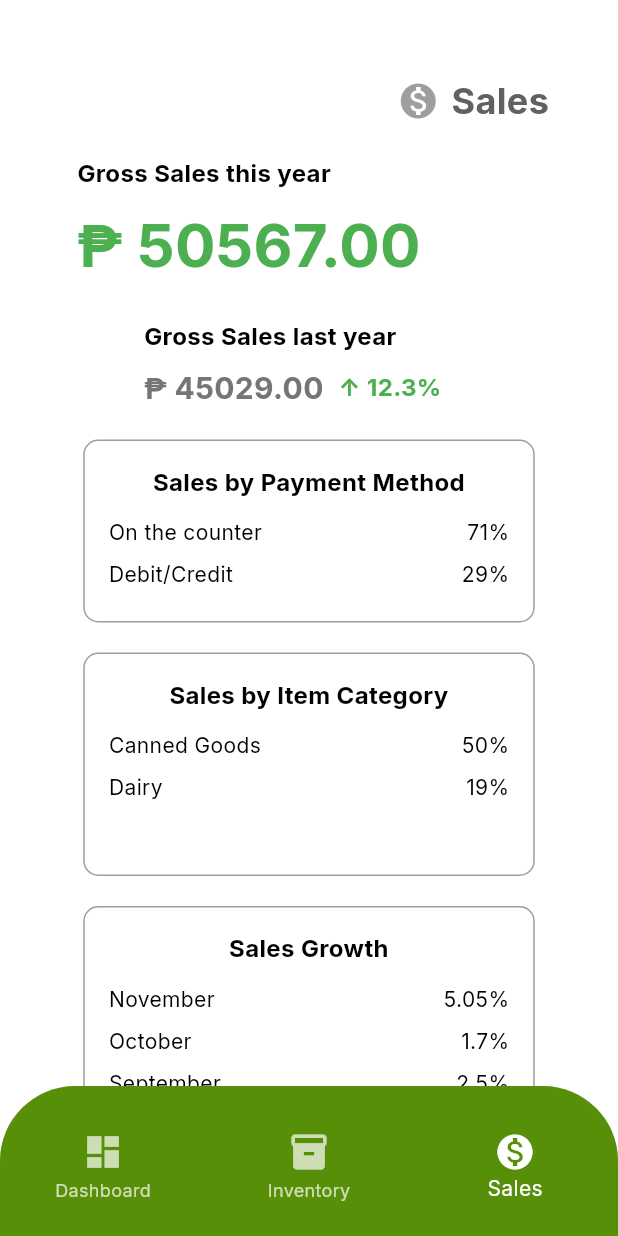
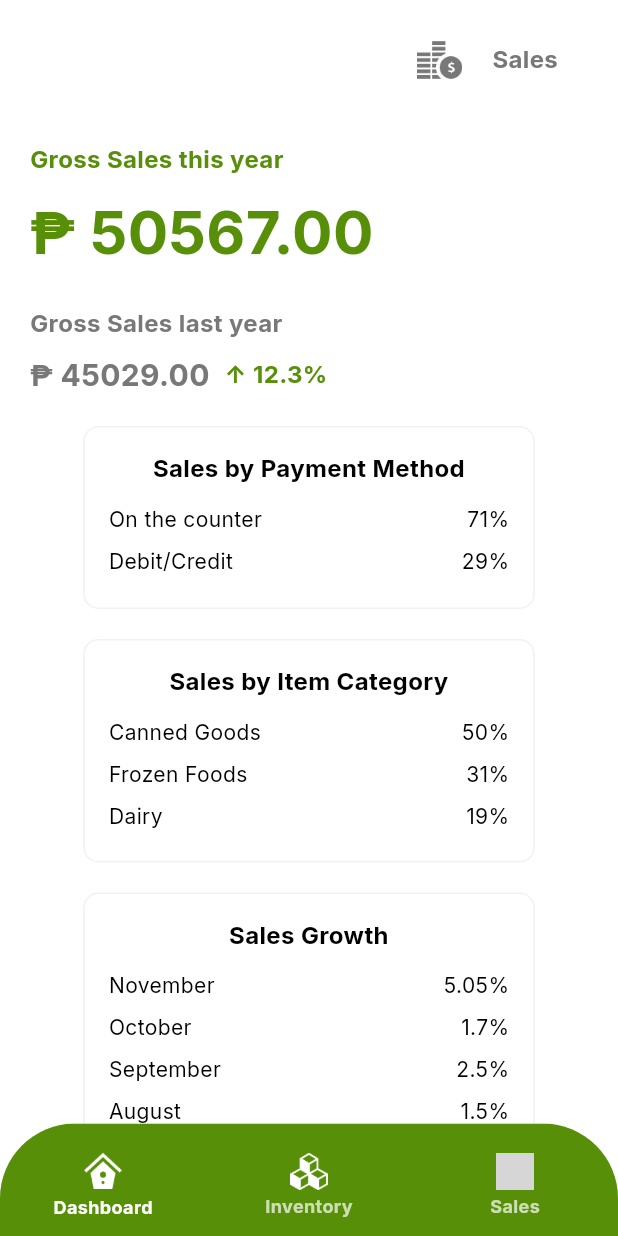
Before and after one commit to keanedalisay/cc206_benta, a Flutter app: the Sales screen opened by its route, on a phone screen of 412 x 824 dp. Run offline on Flutter 3.47's test engine with Material 3 defaults, Android fonts, the phone set to English and light mode, and no system bars; our stand-ins replace auto_size_text, email_validator, firebase_auth, firebase_core, image_picker, shared_preferences and 1 more; missing offline and left inert: flutter_barcode_scanner; accounts and stored records are empty; grey boxes are pictures that could not be loaded.

Commit message:
Refactor layout and colors of sales view

```diff
--- a/lib/src/features/dashboard/sales.dart
+++ b/lib/src/features/dashboard/sales.dart
@@ -1,3 +1,5 @@
+import 'package:cc206_benta/src/shared-components/custom-widgets/dashboard-bottom-nav-bar.dart';
+import 'package:cc206_benta/src/shared-components/custom-widgets/general-top-nav-label.dart';
 import 'package:flutter/material.dart';
 
 class Sales extends StatefulWidget {
@@ -18,6 +20,7 @@ class _SalesState extends State<Sales> {
 
   final List<Map<String, String>> salesByItemCategory = [
     {'label': 'Canned Goods', 'value': '50%'},
+    {'label': 'Frozen Foods', 'value': '31%'},
     {'label': 'Dairy', 'value': '19%'},
   ];
 
@@ -47,40 +50,19 @@ class _SalesState extends State<Sales> {
     return Scaffold(
       backgroundColor: Colors.white,
       body: SingleChildScrollView(
-        child: Padding(
-          padding: const EdgeInsets.symmetric(horizontal: 16.0),
+        child: Container(
+          margin: EdgeInsets.only(bottom: 50),
+          padding: const EdgeInsets.symmetric(horizontal: 20.0),
           child: Column(
             crossAxisAlignment: CrossAxisAlignment.center,
             children: [
-              const SizedBox(height: 40),
-              Padding(
-                padding: const EdgeInsets.only(top: 10.0, right: 30.0),
-                child: Row(
-                  mainAxisAlignment: MainAxisAlignment.spaceBetween,
-                  children: [
-                    const SizedBox(width: 24),
-                    Row(
-                      children: [
-                        const Icon(Icons.monetization_on, color: Colors.grey, size: 28),
-                        const SizedBox(width: 8),
-                        Text(
-                          'Sales',
-                          style: TextStyle(
-                            fontSize: 24,
-                            fontWeight: FontWeight.bold,
-                            color: Colors.grey[700],
-                          ),
-                        ),
-                      ],
-                    ),
-                  ],
-                ),
-              ),
+              GeneralTopNavLabel(label: 'Sales', iconName: 'stack-of-coins-grey.png'),
               const SizedBox(height: 20),
               // Gross Sales this year
-              Padding(
-                padding: const EdgeInsets.only(right: 80.0),
+              Container(
+                width: double.infinity,
                 child: Column(
+                  mainAxisAlignment: MainAxisAlignment.start,
                   crossAxisAlignment: CrossAxisAlignment.start,
                   children: [
                     const Text(
@@ -89,7 +71,7 @@ class _SalesState extends State<Sales> {
                         fontFamily: 'Inter',
                         fontSize: 16,
                         fontWeight: FontWeight.w700,
-                        color: Colors.black,
+                        color: Color(0xFF579008),
                       ),
                     ),
                     const SizedBox(height: 8),
@@ -99,7 +81,7 @@ class _SalesState extends State<Sales> {
                         fontFamily: 'Inter',
                         fontSize: 40,
                         fontWeight: FontWeight.w700,
-                        color: Colors.green,
+                        color: Color(0xFF579008),
                       ),
                     ),
                   ],
@@ -107,9 +89,10 @@ class _SalesState extends State<Sales> {
               ),
               const SizedBox(height: 20),
               // Gross Sales last year
-              Padding(
-                padding: const EdgeInsets.only(left: 80.0),
+              Container(
+                width: double.infinity,
                 child: Column(
+                  mainAxisAlignment: MainAxisAlignment.start,
                   crossAxisAlignment: CrossAxisAlignment.start,
                   children: [
                     const Text(
@@ -118,7 +101,7 @@ class _SalesState extends State<Sales> {
                         fontFamily: 'Inter',
                         fontSize: 16,
                         fontWeight: FontWeight.w700,
-                        color: Colors.black,
+                        color: Color(0xFF787878),
                       ),
                     ),
                     const SizedBox(height: 8),
@@ -131,7 +114,7 @@ class _SalesState extends State<Sales> {
                             fontFamily: 'Inter',
                             fontSize: 20,
                             fontWeight: FontWeight.w700,
-                            color: Colors.grey[600],
+                            color: Color(0xFF787878),
                           ),
                         ),
                         const SizedBox(width: 10),
@@ -141,7 +124,7 @@ class _SalesState extends State<Sales> {
                             fontFamily: 'Inter',
                             fontSize: 16,
                             fontWeight: FontWeight.w700,
-                            color: Colors.green,
+                            color: Color(0xFF579008),
                           ),
                         ),
                       ],
@@ -181,46 +164,7 @@ class _SalesState extends State<Sales> {
           ),
         ),
       ),
-      bottomNavigationBar: Container(
-        height: 100,
-        child: ClipRRect(
-          borderRadius: const BorderRadius.vertical(top: Radius.circular(50)),
-          child: BottomNavigationBar(
-            items: const <BottomNavigationBarItem>[
-              BottomNavigationBarItem(
-                icon: Padding(
-                  padding: EdgeInsets.only(top: 8),
-                  child: Icon(Icons.dashboard, size: 28),
-                ),
-                label: 'Dashboard',
-              ),
-              BottomNavigationBarItem(
-                icon: Padding(
-                  padding: EdgeInsets.only(top: 8),
-                  child: Icon(Icons.inventory, size: 28),
-                ),
-                label: 'Inventory',
-              ),
-              BottomNavigationBarItem(
-                icon: Padding(
-                  padding: EdgeInsets.only(top: 8),
-                  child: Icon(Icons.monetization_on, size: 28),
-                ),
-                label: 'Sales',
-              ),
-            ],
-            currentIndex: _selectedIndex,
-            selectedItemColor: Colors.white,
-            unselectedItemColor: Colors.white70,
-            backgroundColor: const Color(0xFF579008),
-            onTap: _onItemTapped,
-            iconSize: 28,
-            selectedFontSize: 14,
-            unselectedFontSize: 12,
-            type: BottomNavigationBarType.fixed,
-          ),
-        ),
-      ),
+      bottomNavigationBar: DashboardBottomNavBar()
     );
   }
 
@@ -237,7 +181,7 @@ class _SalesState extends State<Sales> {
       decoration: BoxDecoration(
         color: Colors.transparent,
         borderRadius: BorderRadius.circular(10),
-        border: Border.all(color: Colors.grey, width: 1),
+        border: Border.all(color: Color(0xFFF1F1F1), width: 1),
       ),
       child: Column(
         crossAxisAlignment: CrossAxisAlignment.center,
```
